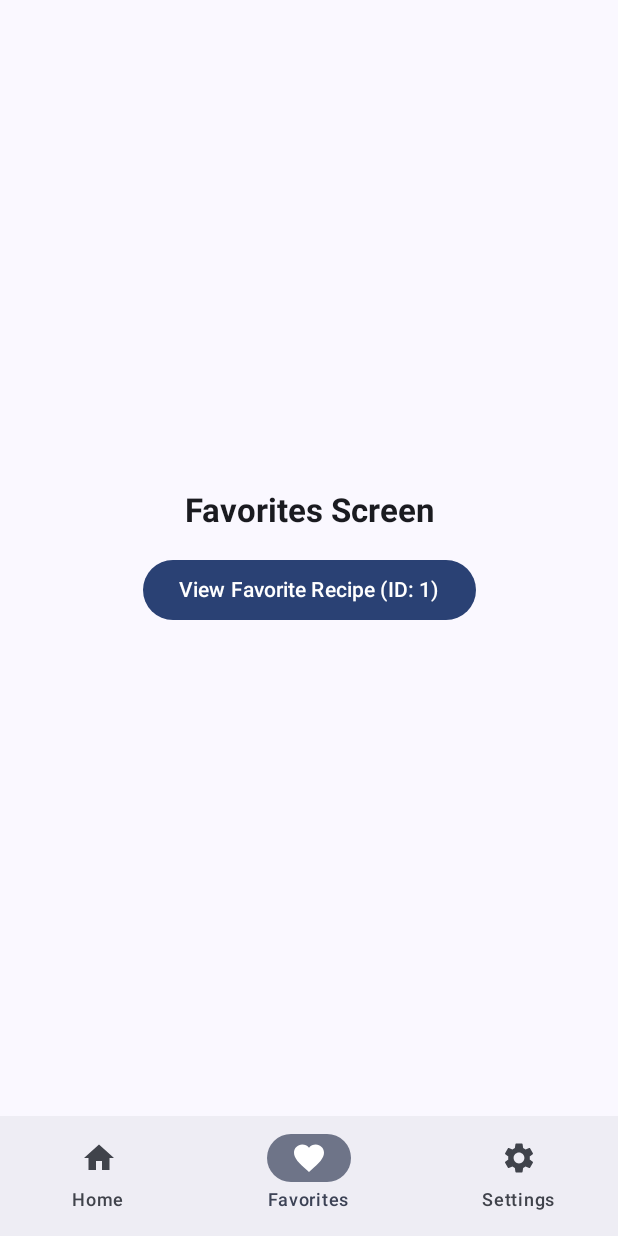
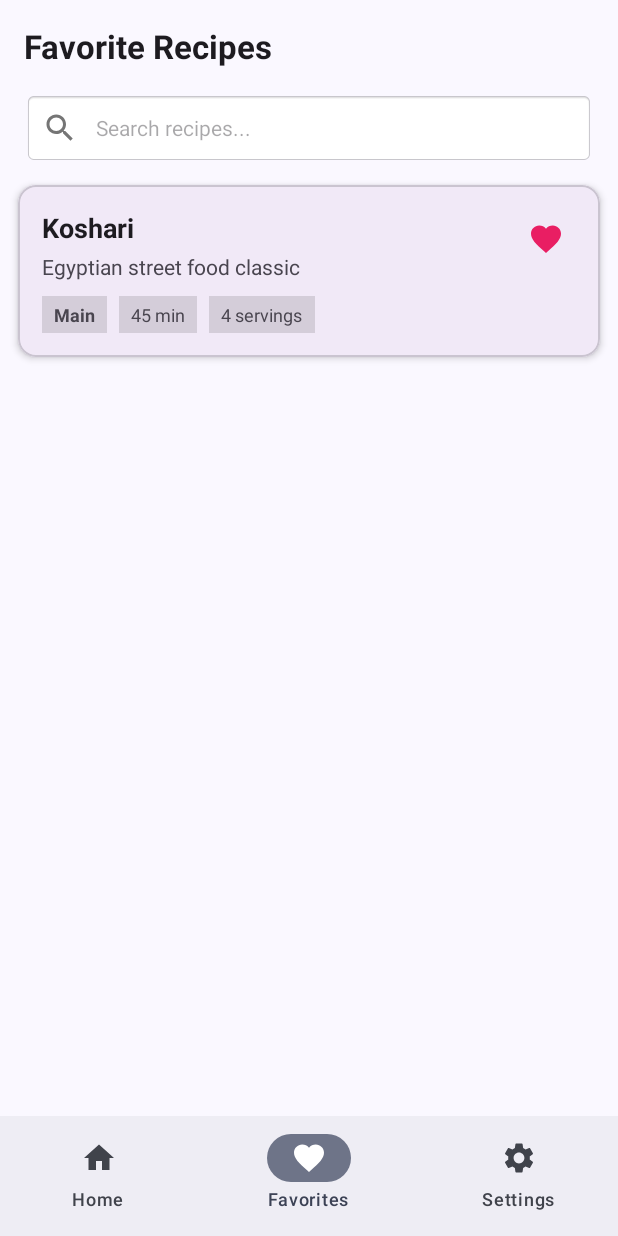
Before and after one commit to abdelrahmanmohamed05/Recipe_Book_Application, an Android app built with Jetpack Compose: the FavoritesScreen screen opened through its navigation route, on a phone screen of 412 x 824 dp. Run offline under Robolectric (Android 15) with nearby library versions, the phone set to English and light mode, and no system bars; our stand-ins replace Room's generated code.

Commit message:
Add home and favorites screens with recipe adapter

```diff
--- /dev/null
+++ b/app/src/main/java/com/example/myapplication/ui/components/RecipeAdapter.kt
@@ -0,0 +1,74 @@
+package com.example.myapplication.ui.components
+
+import android.view.LayoutInflater
+import android.view.View
+import android.view.ViewGroup
+import android.widget.ImageButton
+import android.widget.TextView
+import androidx.recyclerview.widget.DiffUtil
+import androidx.recyclerview.widget.ListAdapter
+import androidx.recyclerview.widget.RecyclerView
+import com.example.myapplication.R
+import com.example.myapplication.data.RecipeWithDetails
+
+class RecipeAdapter(
+    private val onRecipeClick: (Long) -> Unit,
+    private val onFavoriteClick: (Int) -> Unit
+) : ListAdapter<RecipeWithDetails, RecipeAdapter.RecipeViewHolder>(DiffCallback) {
+
+    override fun onCreateViewHolder(parent: ViewGroup, viewType: Int): RecipeViewHolder {
+        val view = LayoutInflater.from(parent.context)
+            .inflate(R.layout.item_recipe_card, parent, false)
+        return RecipeViewHolder(view, onRecipeClick, onFavoriteClick)
+    }
+
+    override fun onBindViewHolder(holder: RecipeViewHolder, position: Int) {
+        holder.bind(getItem(position))
+    }
+
+    class RecipeViewHolder(
+        itemView: View,
+        private val onRecipeClick: (Long) -> Unit,
+        private val onFavoriteClick: (Int) -> Unit
+    ) : RecyclerView.ViewHolder(itemView) {
+        private val tvTitle: TextView = itemView.findViewById(R.id.tvRecipeTitle)
+        private val tvDescription: TextView = itemView.findViewById(R.id.tvRecipeDescription)
+        private val tvCategory: TextView = itemView.findViewById(R.id.tvCategory)
+        private val tvPrepTime: TextView = itemView.findViewById(R.id.tvPrepTime)
+        private val tvServings: TextView = itemView.findViewById(R.id.tvServings)
+        private val btnFavorite: ImageButton = itemView.findViewById(R.id.btnFavorite)
+
+        fun bind(item: RecipeWithDetails) {
+            tvTitle.text = item.recipe.title
+            tvDescription.text = item.recipe.description
+            tvCategory.text = item.recipe.category.ifBlank { "General" }
+            tvPrepTime.text = "${item.recipe.prepTimeMinutes} min"
+            tvServings.text = "${item.recipe.servings} servings"
+
+            val favoriteIcon = if (item.recipe.isFavorite) {
+                R.drawable.ic_favorite_filled
+            } else {
+                R.drawable.ic_favorite_border
+            }
+            btnFavorite.setImageResource(favoriteIcon)
+
+            itemView.setOnClickListener {
+                onRecipeClick(item.recipe.id.toLong())
+            }
+
+            btnFavorite.setOnClickListener {
+                onFavoriteClick(item.recipe.id)
+            }
+        }
+    }
+
+    companion object DiffCallback : DiffUtil.ItemCallback<RecipeWithDetails>() {
+        override fun areItemsTheSame(oldItem: RecipeWithDetails, newItem: RecipeWithDetails): Boolean {
+            return oldItem.recipe.id == newItem.recipe.id
+        }
+
+        override fun areContentsTheSame(oldItem: RecipeWithDetails, newItem: RecipeWithDetails): Boolean {
+            return oldItem == newItem
+        }
+    }
+}
--- a/app/src/main/java/com/example/myapplication/ui/screens/FavoritesScreen.kt
+++ b/app/src/main/java/com/example/myapplication/ui/screens/FavoritesScreen.kt
@@ -1,25 +1,85 @@
 package com.example.myapplication.ui.screens
 
-import androidx.compose.foundation.layout.*
-import androidx.compose.material3.*
+import android.text.Editable
+import android.text.TextWatcher
+import android.view.LayoutInflater
+import android.view.View
+import android.widget.EditText
+import android.widget.TextView
+import androidx.compose.foundation.layout.fillMaxSize
 import androidx.compose.runtime.Composable
-import androidx.compose.ui.Alignment
+import androidx.compose.runtime.getValue
+import androidx.compose.runtime.remember
 import androidx.compose.ui.Modifier
-import androidx.compose.ui.unit.dp
+import androidx.compose.ui.platform.LocalContext
+import androidx.compose.ui.viewinterop.AndroidView
+import androidx.lifecycle.compose.collectAsStateWithLifecycle
+import androidx.lifecycle.viewmodel.compose.viewModel
+import androidx.recyclerview.widget.RecyclerView
+import com.example.myapplication.R
+import com.example.myapplication.ui.components.RecipeAdapter
+import com.example.myapplication.viewmodel.RecipeListViewModel
+import com.example.myapplication.viewmodel.ViewModelFactory
 
 @Composable
-fun FavoritesScreen(onNavigateToDetail: (Long) -> Unit) {
-    Surface(modifier = Modifier.fillMaxSize()) {
-        Column(
-            modifier = Modifier.fillMaxSize().padding(16.dp),
-            verticalArrangement = Arrangement.Center,
-            horizontalAlignment = Alignment.CenterHorizontally
-        ) {
-            Text("Favorites Screen", style = MaterialTheme.typography.titleLarge)
-            Spacer(modifier = Modifier.height(16.dp))
-            Button(onClick = { onNavigateToDetail(1L) }) {
-                Text("View Favorite Recipe (ID: 1)")
+fun FavoritesScreen(
+    onNavigateToDetail: (Long) -> Unit,
+    viewModel: RecipeListViewModel = viewModel(
+        factory = ViewModelFactory(LocalContext.current)
+    )
+) {
+    val recipes by viewModel.recipes.collectAsStateWithLifecycle()
+    val searchQuery by viewModel.searchQuery.collectAsStateWithLifecycle()
+
+    val favoriteRecipes = remember(recipes) {
+        recipes.filter { it.recipe.isFavorite }
+    }
+
+    val adapter = remember {
+        RecipeAdapter(
+            onRecipeClick = onNavigateToDetail,
+            onFavoriteClick = { recipeId -> viewModel.toggleFavorite(recipeId) }
+        )
+    }
+
+    adapter.submitList(favoriteRecipes)
+
+    AndroidView(
+        modifier = Modifier.fillMaxSize(),
+        factory = { context ->
+            val view = LayoutInflater.from(context).inflate(R.layout.screen_favorites, null, false)
+
+            val etSearch = view.findViewById<EditText>(R.id.etSearchQuery)
+            val rvFavoriteRecipes = view.findViewById<RecyclerView>(R.id.rvFavoriteRecipes)
+
+            rvFavoriteRecipes.adapter = adapter
+
+            etSearch.addTextChangedListener(object : TextWatcher {
+                override fun beforeTextChanged(s: CharSequence?, start: Int, count: Int, after: Int) {}
+                override fun onTextChanged(s: CharSequence?, start: Int, before: Int, count: Int) {
+                    viewModel.setSearchQuery(s?.toString().orEmpty())
+                }
+                override fun afterTextChanged(s: Editable?) {}
+            })
+
+            view
+        },
+        update = { view ->
+            val layoutEmpty = view.findViewById<View>(R.id.layoutEmptyState)
+            val tvEmptyMessage = view.findViewById<TextView>(R.id.tvEmptyMessage)
+
+            if (favoriteRecipes.isEmpty()) {
+                layoutEmpty?.visibility = View.VISIBLE
+                tvEmptyMessage?.setText(R.string.no_favorites_found)
+            } else {
+                layoutEmpty?.visibility = View.GONE
+            }
+
+            val etSearch = view.findViewById<EditText>(R.id.etSearchQuery)
+            if (etSearch != null && etSearch.text.toString() != searchQuery) {
+                etSearch.setText(searchQuery)
+                etSearch.setSelection(searchQuery.length)
             }
         }
-    }
+    )
 }
--- a/app/src/main/java/com/example/myapplication/ui/screens/HomeScreen.kt
+++ b/app/src/main/java/com/example/myapplication/ui/screens/HomeScreen.kt
@@ -1,32 +1,84 @@
 package com.example.myapplication.ui.screens
 
-import androidx.compose.foundation.layout.*
-import androidx.compose.material3.*
+import android.text.Editable
+import android.text.TextWatcher
+import android.view.LayoutInflater
+import android.view.View
+import android.widget.EditText
+import androidx.compose.foundation.layout.fillMaxSize
 import androidx.compose.runtime.Composable
-import androidx.compose.ui.Alignment
+import androidx.compose.runtime.getValue
+import androidx.compose.runtime.remember
 import androidx.compose.ui.Modifier
-import androidx.compose.ui.unit.dp
+import androidx.compose.ui.platform.LocalContext
+import androidx.compose.ui.viewinterop.AndroidView
+import androidx.lifecycle.compose.collectAsStateWithLifecycle
+import androidx.lifecycle.viewmodel.compose.viewModel
+import androidx.recyclerview.widget.RecyclerView
+import com.example.myapplication.R
+import com.example.myapplication.ui.components.RecipeAdapter
+import com.example.myapplication.viewmodel.RecipeListViewModel
+import com.example.myapplication.viewmodel.ViewModelFactory
+import com.google.android.material.floatingactionbutton.FloatingActionButton
 
 @Composable
 fun HomeScreen(
     onNavigateToDetail: (Long) -> Unit,
-    onNavigateToAddEdit: (Long?) -> Unit
+    onNavigateToAddEdit: (Long?) -> Unit,
+    viewModel: RecipeListViewModel = viewModel(
+        factory = ViewModelFactory(LocalContext.current)
+    )
 ) {
-    Surface(modifier = Modifier.fillMaxSize()) {
-        Column(
-            modifier = Modifier.fillMaxSize().padding(16.dp),
-            verticalArrangement = Arrangement.Center,
-            horizontalAlignment = Alignment.CenterHorizontally
-        ) {
-            Text("Home Screen (Recipe List)", style = MaterialTheme.typography.titleLarge)
-            Spacer(modifier = Modifier.height(16.dp))
-            Button(onClick = { onNavigateToDetail(1L) }) {
-                Text("View Recipe Detail (ID: 1)")
+    val recipes by viewModel.recipes.collectAsStateWithLifecycle()
+    val searchQuery by viewModel.searchQuery.collectAsStateWithLifecycle()
+
+    val adapter = remember {
+        RecipeAdapter(
+            onRecipeClick = onNavigateToDetail,
+            onFavoriteClick = { recipeId -> viewModel.toggleFavorite(recipeId) }
+        )
+    }
+
+    adapter.submitList(recipes)
+
+    AndroidView(
+        modifier = Modifier.fillMaxSize(),
+        factory = { context ->
+            val view = LayoutInflater.from(context).inflate(R.layout.screen_home, null, false)
+
+            val etSearch = view.findViewById<EditText>(R.id.etSearchQuery)
+            val rvRecipes = view.findViewById<RecyclerView>(R.id.rvRecipes)
+            val fabAdd = view.findViewById<FloatingActionButton>(R.id.fabAddRecipe)
+
+            rvRecipes.adapter = adapter
+
+            fabAdd.setOnClickListener {
+                onNavigateToAddEdit(null)
             }
-            Spacer(modifier = Modifier.height(8.dp))
-            Button(onClick = { onNavigateToAddEdit(null) }) {
-                Text("Add New Recipe")
+
+            etSearch.addTextChangedListener(object : TextWatcher {
+                override fun beforeTextChanged(s: CharSequence?, start: Int, count: Int, after: Int) {}
+                override fun onTextChanged(s: CharSequence?, start: Int, before: Int, count: Int) {
+                    viewModel.setSearchQuery(s?.toString().orEmpty())
+                }
+                override fun afterTextChanged(s: Editable?) {}
+            })
+
+            view
+        },
+        update = { view ->
+            val layoutEmpty = view.findViewById<View>(R.id.layoutEmptyState)
+            if (recipes.isEmpty()) {
+                layoutEmpty?.visibility = View.VISIBLE
+            } else {
+                layoutEmpty?.visibility = View.GONE
+            }
+
+            val etSearch = view.findViewById<EditText>(R.id.etSearchQuery)
+            if (etSearch != null && etSearch.text.toString() != searchQuery) {
+                etSearch.setText(searchQuery)
+                etSearch.setSelection(searchQuery.length)
             }
         }
-    }
+    )
 }
--- /dev/null
+++ b/app/src/main/res/drawable/ic_favorite_border.xml
@@ -0,0 +1,9 @@
+<vector xmlns:android="http://schemas.android.com/apk/res/android"
+    android:width="24dp"
+    android:height="24dp"
+    android:viewportWidth="24"
+    android:viewportHeight="24">
+  <path
+      android:fillColor="#FF757575"
+      android:pathData="M16.5,3c-1.74,0 -3.41,0.81 -4.5,2.09C10.91,3.81 9.24,3 7.5,3 4.42,3 2,5.42 2,8.5c0,3.78 3.4,6.86 8.55,11.54L12,21.35l1.45,-1.32C18.6,15.36 22,12.28 22,8.5 22,5.42 19.58,3 16.5,3zM12.1,18.55l-0.1,0.1 -0.1,-0.1C7.14,14.24 4,11.39 4,8.5 4,6.5 5.5,5 7.5,5c1.54,0 3.04,0.99 3.57,2.36h1.87C13.46,5.99 14.96,5 16.5,5c2,0 3.5,1.5 3.5,3.5 0,2.89 -3.14,5.74 -7.9,10.05z"/>
+</vector>
--- /dev/null
+++ b/app/src/main/res/drawable/ic_favorite_filled.xml
@@ -0,0 +1,9 @@
+<vector xmlns:android="http://schemas.android.com/apk/res/android"
+    android:width="24dp"
+    android:height="24dp"
+    android:viewportWidth="24"
+    android:viewportHeight="24">
+  <path
+      android:fillColor="#FFE91E63"
+      android:pathData="M12,21.35l-1.45,-1.32C5.4,15.36 2,12.28 2,8.5 2,5.42 4.42,3 7.5,3c1.74,0 3.41,0.81 4.5,2.09C13.09,3.81 14.76,3 16.5,3 19.58,3 22,5.42 22,8.5c0,3.78 -3.4,6.86 -8.55,11.54L12,21.35z"/>
+</vector>
--- /dev/null
+++ b/app/src/main/res/drawable/ic_search.xml
@@ -0,0 +1,9 @@
+<vector xmlns:android="http://schemas.android.com/apk/res/android"
+    android:width="24dp"
+    android:height="24dp"
+    android:viewportWidth="24"
+    android:viewportHeight="24">
+  <path
+      android:fillColor="#FF757575"
+      android:pathData="M15.5,14h-0.79l-0.28,-0.27C15.41,12.59 16,11.11 16,9.5 16,5.91 13.09,3 9.5,3S3,5.91 3,9.5 5.91,16 9.5,16c1.61,0 3.09,-0.59 4.23,-1.57l0.27,0.28v0.79l5,4.99L20.49,19l-4.99,-5zM9.5,14C7.01,14 5,11.99 5,9.5S7.01,5 9.5,5 14,7.01 14,9.5 11.99,14 9.5,14z"/>
+</vector>
--- /dev/null
+++ b/app/src/main/res/layout/item_recipe_card.xml
@@ -0,0 +1,102 @@
+<?xml version="1.0" encoding="utf-8"?>
+<com.google.android.material.card.MaterialCardView
+    xmlns:android="http://schemas.android.com/apk/res/android"
+    xmlns:app="http://schemas.android.com/apk/res-auto"
+    xmlns:tools="http://schemas.android.com/tools"
+    android:id="@+id/cardRecipe"
+    android:layout_width="match_parent"
+    android:layout_height="wrap_content"
+    android:layout_marginHorizontal="12dp"
+    android:layout_marginVertical="6dp"
+    android:clickable="true"
+    android:focusable="true"
+    app:cardCornerRadius="12dp"
+    app:cardElevation="3dp">
+
+    <androidx.constraintlayout.widget.ConstraintLayout
+        android:layout_width="match_parent"
+        android:layout_height="wrap_content"
+        android:padding="16dp">
+
+        <TextView
+            android:id="@+id/tvRecipeTitle"
+            android:layout_width="0dp"
+            android:layout_height="wrap_content"
+            android:textStyle="bold"
+            android:textSize="18sp"
+            android:textColor="?android:attr/textColorPrimary"
+            app:layout_constraintStart_toStartOf="parent"
+            app:layout_constraintEnd_toStartOf="@+id/btnFavorite"
+            app:layout_constraintTop_toTopOf="parent"
+            tools:text="Koshari" />
+
+        <ImageButton
+            android:id="@+id/btnFavorite"
+            android:layout_width="40dp"
+            android:layout_height="40dp"
+            android:background="?attr/selectableItemBackgroundBorderless"
+            android:contentDescription="Favorite"
+            android:src="@drawable/ic_favorite_border"
+            app:layout_constraintEnd_toEndOf="parent"
+            app:layout_constraintTop_toTopOf="parent" />
+
+        <TextView
+            android:id="@+id/tvRecipeDescription"
+            android:layout_width="0dp"
+            android:layout_height="wrap_content"
+            android:layout_marginTop="4dp"
+            android:maxLines="2"
+            android:ellipsize="end"
+            android:textSize="14sp"
+            android:textColor="?android:attr/textColorSecondary"
+            app:layout_constraintStart_toStartOf="parent"
+            app:layout_constraintEnd_toEndOf="parent"
+            app:layout_constraintTop_toBottomOf="@+id/tvRecipeTitle"
+            tools:text="Egyptian street food classic" />
+
+        <LinearLayout
+            android:layout_width="0dp"
+            android:layout_height="wrap_content"
+            android:layout_marginTop="10dp"
+            android:orientation="horizontal"
+            app:layout_constraintStart_toStartOf="parent"
+            app:layout_constraintEnd_toEndOf="parent"
+            app:layout_constraintTop_toBottomOf="@+id/tvRecipeDescription">
+
+            <TextView
+                android:id="@+id/tvCategory"
+                android:layout_width="wrap_content"
+                android:layout_height="wrap_content"
+                android:background="#1F000000"
+                android:paddingHorizontal="8dp"
+                android:paddingVertical="4dp"
+                android:textSize="12sp"
+                android:textStyle="bold"
+                tools:text="Main" />
+
+            <TextView
+                android:id="@+id/tvPrepTime"
+                android:layout_width="wrap_content"
+                android:layout_height="wrap_content"
+                android:layout_marginStart="8dp"
+                android:background="#1F000000"
+                android:paddingHorizontal="8dp"
+                android:paddingVertical="4dp"
+                android:textSize="12sp"
+                tools:text="45 min" />
+
+            <TextView
+                android:id="@+id/tvServings"
+                android:layout_width="wrap_content"
+                android:layout_height="wrap_content"
+                android:layout_marginStart="8dp"
+                android:background="#1F000000"
+                android:paddingHorizontal="8dp"
+                android:paddingVertical="4dp"
+                android:textSize="12sp"
+                tools:text="4 servings" />
+        </LinearLayout>
+
+    </androidx.constraintlayout.widget.ConstraintLayout>
+
+</com.google.android.material.card.MaterialCardView>
--- /dev/null
+++ b/app/src/main/res/layout/screen_favorites.xml
@@ -0,0 +1,49 @@
+<?xml version="1.0" encoding="utf-8"?>
+<LinearLayout
+    xmlns:android="http://schemas.android.com/apk/res/android"
+    xmlns:app="http://schemas.android.com/apk/res-auto"
+    xmlns:tools="http://schemas.android.com/tools"
+    android:layout_width="match_parent"
+    android:layout_height="match_parent"
+    android:orientation="vertical">
+
+    <TextView
+        android:id="@+id/tvFavoritesHeader"
+        android:layout_width="match_parent"
+        android:layout_height="wrap_content"
+        android:paddingHorizontal="16dp"
+        android:paddingTop="16dp"
+        android:paddingBottom="8dp"
+        android:text="Favorite Recipes"
+        android:textSize="22sp"
+        android:textStyle="bold"
+        android:textColor="?android:attr/textColorPrimary" />
+
+    <include
+        android:id="@+id/incSearchBar"
+        layout="@layout/view_search_bar" />
+
+    <FrameLayout
+        android:layout_width="match_parent"
+        android:layout_height="0dp"
+        android:layout_weight="1">
+
+        <androidx.recyclerview.widget.RecyclerView
+            android:id="@+id/rvFavoriteRecipes"
+            android:layout_width="match_parent"
+            android:layout_height="match_parent"
+            android:clipToPadding="false"
+            android:paddingBottom="16dp"
+            app:layoutManager="androidx.recyclerview.widget.LinearLayoutManager"
+            tools:listitem="@layout/item_recipe_card" />
+
+        <include
+            android:id="@+id/incEmptyState"
+            layout="@layout/view_empty_state"
+            android:layout_width="match_parent"
+            android:layout_height="wrap_content"
+            android:layout_gravity="center" />
+
+    </FrameLayout>
+
+</LinearLayout>
--- /dev/null
+++ b/app/src/main/res/layout/view_search_bar.xml
@@ -0,0 +1,22 @@
+<?xml version="1.0" encoding="utf-8"?>
+<FrameLayout
+    xmlns:android="http://schemas.android.com/apk/res/android"
+    android:layout_width="match_parent"
+    android:layout_height="wrap_content"
+    android:paddingHorizontal="16dp"
+    android:paddingVertical="8dp">
+
+    <EditText
+        android:id="@+id/etSearchQuery"
+        android:layout_width="match_parent"
+        android:layout_height="48dp"
+        android:background="@android:drawable/editbox_background"
+        android:drawableStart="@drawable/ic_search"
+        android:drawablePadding="12dp"
+        android:hint="Search recipes..."
+        android:imeOptions="actionSearch"
+        android:inputType="text"
+        android:paddingHorizontal="12dp"
+        android:textSize="14sp" />
+
+</FrameLayout>
```
Also changed, not shown: app/src/main/java/com/example/myapplication/ui/screens/MemberFourScreen.kt (+15 -16 lines), app/src/main/res/drawable/ic_add.xml (added, +9 -0 lines), app/src/main/res/drawable/ic_empty_recipes.xml (added, +9 -0 lines), app/src/main/res/layout/screen_home.xml (added, +53 -0 lines), app/src/main/res/layout/view_empty_state.xml (added, +30 -0 lines), app/src/main/res/values/strings.xml (+7 -1 lines).
